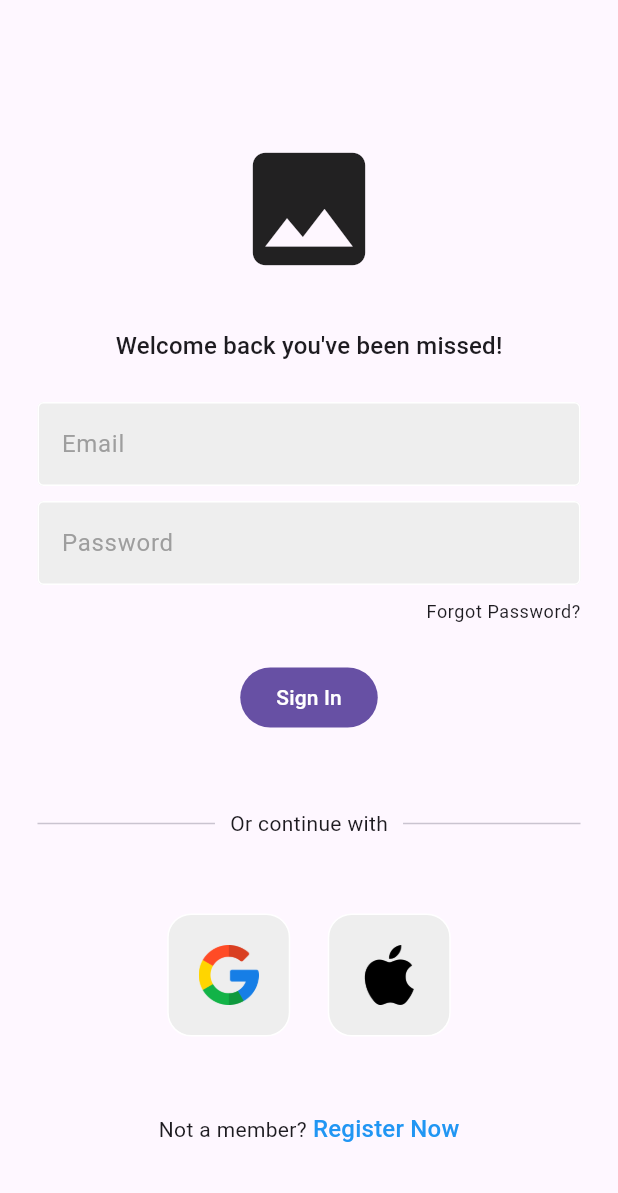
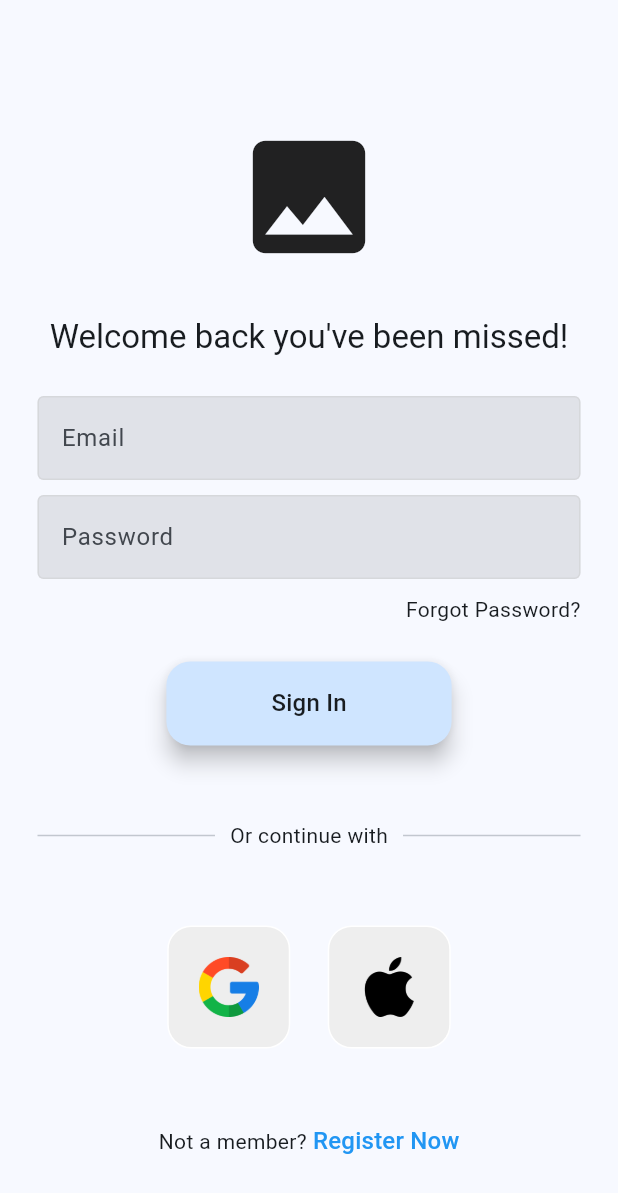
Before and after one commit to anandanair/jarmpnj, a Flutter app: the screen it shows after launch, on a phone screen of 412 x 824 dp. Shown: the top 1193 px of the screen. Run offline on Flutter 3.47's test engine with Material 2 defaults, Android fonts, the phone set to English and light mode, and no system bars; our stand-ins replace cloud_firestore, firebase_auth, firebase_core, google_fonts, google_nav_bar, google_sign_in and 2 more; accounts and stored records are empty.

Commit message:
update theme

```diff
--- a/lib/components/my_button.dart
+++ b/lib/components/my_button.dart
@@ -12,30 +12,16 @@ class MyButton extends StatelessWidget {
 
   @override
   Widget build(BuildContext context) {
-    return FilledButton(
+    return FloatingActionButton.extended(
       onPressed: onTap,
-      child: Text(text),
+      label: Container(
+        padding: const EdgeInsets.all(25),
+        margin: const EdgeInsets.symmetric(horizontal: 25),
+        child: Text(
+          text,
+          style: Theme.of(context).textTheme.titleMedium,
+        ),
+      ),
     );
-    // return GestureDetector(
-    //   onTap: onTap,
-    //   child: Container(
-    //     padding: const EdgeInsets.all(25),
-    //     margin: const EdgeInsets.symmetric(horizontal: 25),
-    //     decoration: BoxDecoration(
-    //       color: Colors.black,
-    //       borderRadius: BorderRadius.circular(8),
-    //     ),
-    //     child: Center(
-    //       child: Text(
-    //         text,
-    //         style: const TextStyle(
-    //           color: Colors.white,
-    //           fontWeight: FontWeight.bold,
-    //           fontSize: 16,
-    //         ),
-    //       ),
-    //     ),
-    //   ),
-    // );
   }
 }
--- a/lib/components/my_textfield.dart
+++ b/lib/components/my_textfield.dart
@@ -23,16 +23,14 @@ class MyTextField extends StatelessWidget {
         controller: controller,
         obscureText: obscureText,
         decoration: InputDecoration(
-          enabledBorder: const OutlineInputBorder(
-            borderSide: BorderSide(color: Colors.white),
+          enabledBorder: OutlineInputBorder(
+            borderSide: BorderSide(color: Theme.of(context).splashColor),
           ),
           focusedBorder: OutlineInputBorder(
-            borderSide: BorderSide(color: Colors.grey.shade400),
+            borderSide: BorderSide(color: Theme.of(context).focusColor),
           ),
-          fillColor: Colors.grey.shade200,
           filled: true,
           hintText: hintText,
-          hintStyle: TextStyle(color: Colors.grey[500]),
         ),
       ),
     );
--- a/lib/main.dart
+++ b/lib/main.dart
@@ -1,5 +1,6 @@
 import 'package:flutter/material.dart';
 import 'package:firebase_core/firebase_core.dart';
+import 'package:google_fonts/google_fonts.dart';
 import 'package:jarmpnj/widget_tree.dart';
 import 'firebase_options.dart';
 
@@ -14,19 +15,27 @@ void main() async {
 class MyApp extends StatelessWidget {
   const MyApp({super.key});
 
+  // Build Theme
+  ThemeData _buildTheme(brightness) {
+    var baseTheme = ThemeData(
+        brightness: brightness,
+        useMaterial3: true,
+        colorSchemeSeed: brightness == Brightness.dark
+            ? const Color.fromARGB(255, 33, 11, 44)
+            : const Color.fromARGB(255, 14, 39, 60));
+
+    return baseTheme.copyWith(
+      textTheme: GoogleFonts.comicNeueTextTheme(baseTheme.textTheme),
+    );
+  }
+
   // This widget is the root of your application.
   @override
   Widget build(BuildContext context) {
     return MaterialApp(
       title: 'JARMPNJ',
-      theme: ThemeData(
-        brightness: Brightness.light,
-        useMaterial3: true,
-      ),
-      darkTheme: ThemeData(
-        brightness: Brightness.dark,
-        useMaterial3: true,
-      ),
+      theme: _buildTheme(Brightness.light),
+      darkTheme: _buildTheme(Brightness.dark),
       themeMode: ThemeMode.system,
       home: const WidgetTree(),
     );
--- a/lib/pages/login_page.dart
+++ b/lib/pages/login_page.dart
@@ -45,7 +45,7 @@ class _LoginPageState extends State<LoginPage> {
       builder: (context) {
         return Center(
             child: LoadingAnimationWidget.newtonCradle(
-                color: Colors.white, size: 100));
+                color: Theme.of(context).primaryColor, size: 100));
       },
       barrierDismissible: false,
     );
@@ -57,11 +57,10 @@ class _LoginPageState extends State<LoginPage> {
         context: context,
         builder: (context) {
           return AlertDialog(
-            backgroundColor: Colors.grey.shade200,
             title: Center(
               child: Text(
                 message,
-                style: const TextStyle(color: Colors.black, fontSize: 16),
+                style: Theme.of(context).textTheme.bodyLarge,
               ),
             ),
           );
@@ -90,7 +89,7 @@ class _LoginPageState extends State<LoginPage> {
                 //welcome back
                 Text(
                   'Welcome back you\'ve been missed!',
-                  style: Theme.of(context).textTheme.titleMedium,
+                  style: Theme.of(context).textTheme.titleLarge,
                 ),
 
                 const SizedBox(height: 25),
@@ -121,7 +120,7 @@ class _LoginPageState extends State<LoginPage> {
                     children: [
                       Text(
                         'Forgot Password?',
-                        style: Theme.of(context).textTheme.bodySmall,
+                        style: Theme.of(context).textTheme.bodyMedium,
                       ),
                     ],
                   ),
--- a/lib/pages/register_page.dart
+++ b/lib/pages/register_page.dart
@@ -52,7 +52,7 @@ class _RegisterPageState extends State<RegisterPage> {
       builder: (context) {
         return Center(
             child: LoadingAnimationWidget.newtonCradle(
-                color: Colors.white, size: 100));
+                color: Theme.of(context).highlightColor, size: 100));
       },
       barrierDismissible: false,
     );
@@ -64,14 +64,10 @@ class _RegisterPageState extends State<RegisterPage> {
         context: context,
         builder: (context) {
           return AlertDialog(
-            backgroundColor: Colors.grey.shade200,
             title: Center(
               child: Text(
                 message,
-                style: const TextStyle(
-                  color: Colors.black,
-                  fontSize: 16,
-                ),
+                style: Theme.of(context).textTheme.bodyLarge,
               ),
             ),
           );
@@ -100,7 +96,7 @@ class _RegisterPageState extends State<RegisterPage> {
                 //lets create an account for you
                 Text(
                   'Let\'s create an account for you!',
-                  style: Theme.of(context).textTheme.titleMedium,
+                  style: Theme.of(context).textTheme.titleLarge,
                 ),
 
                 const SizedBox(height: 25),
--- a/pubspec.yaml
+++ b/pubspec.yaml
@@ -43,6 +43,7 @@ dependencies:
   google_nav_bar: ^5.0.6
   cloud_firestore: ^4.3.2
   material_color_utilities: ^0.2.0
+  google_fonts: ^4.0.3
 
 dev_dependencies:
   flutter_test:
```
Also changed, not shown: pubspec.lock.
